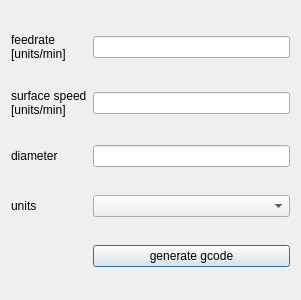
Above: gui/parting_dialog.ui from MrSamuelLaw/sherline_lathe before the change. Below: the same form after it.
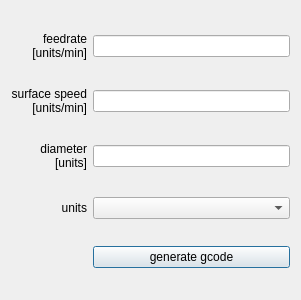
That is the form after the change.

Patch:
```diff
--- a/gui/parting_dialog.ui
+++ b/gui/parting_dialog.ui
@@ -20,6 +20,9 @@
       <string>feedrate
 [units/min]</string>
      </property>
+     <property name="alignment">
+      <set>Qt::AlignRight|Qt::AlignTrailing|Qt::AlignVCenter</set>
+     </property>
     </widget>
    </item>
    <item row="1" column="1">
@@ -34,12 +37,19 @@
       <string>surface speed
 [units/min]</string>
      </property>
+     <property name="alignment">
+      <set>Qt::AlignRight|Qt::AlignTrailing|Qt::AlignVCenter</set>
+     </property>
     </widget>
    </item>
    <item row="2" column="0">
     <widget class="QLabel" name="diameter_label">
      <property name="text">
-      <string>diameter</string>
+      <string>diameter
+[units]</string>
+     </property>
+     <property name="alignment">
+      <set>Qt::AlignRight|Qt::AlignTrailing|Qt::AlignVCenter</set>
      </property>
     </widget>
    </item>
@@ -51,6 +61,9 @@
      <property name="text">
       <string>units</string>
      </property>
+     <property name="alignment">
+      <set>Qt::AlignRight|Qt::AlignTrailing|Qt::AlignVCenter</set>
+     </property>
     </widget>
    </item>
    <item row="3" column="1">
```
